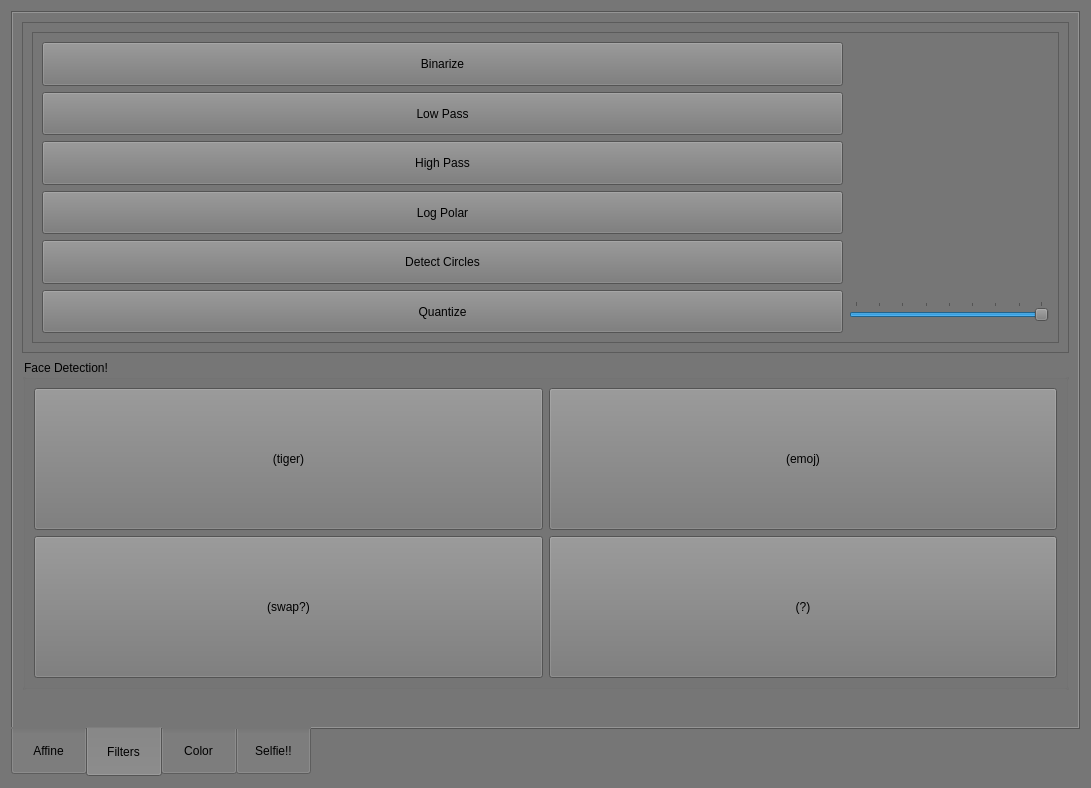
The window that App/ImageRIT/panel.ui (natedileas/ImageRIT) describes before a commit, drawn with Qt 5.
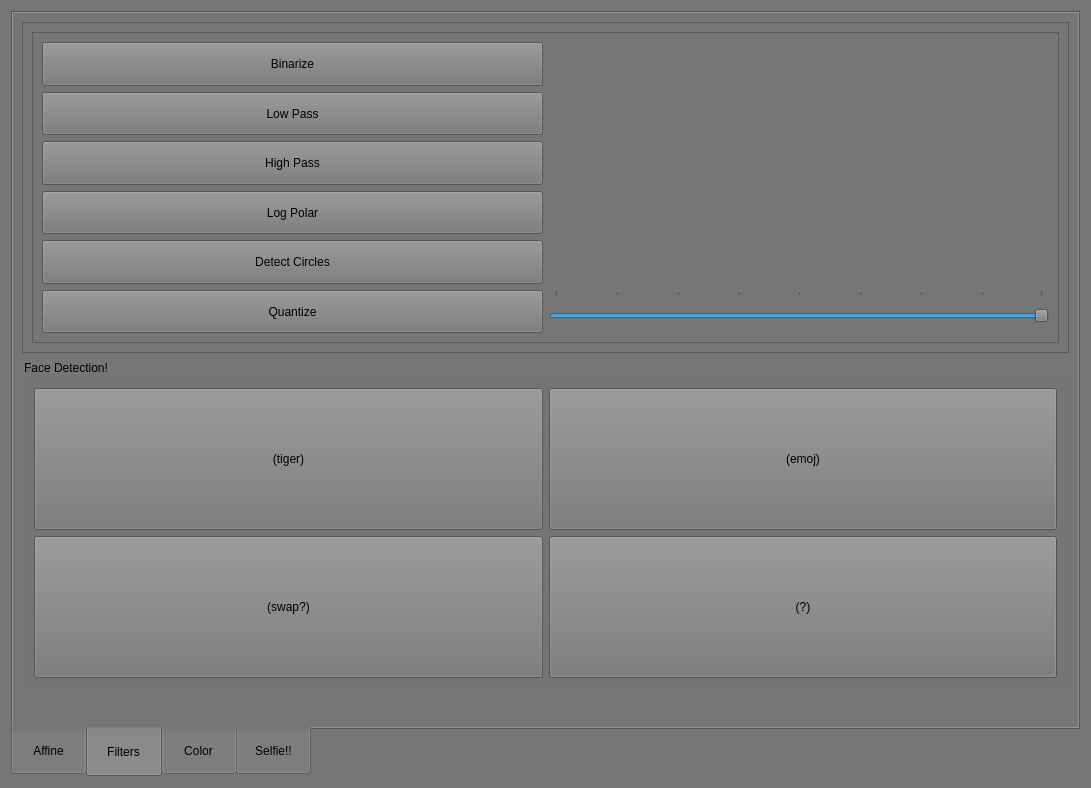
The same window after the commit. Icons and pictures are not drawn.

Diff of the .ui file:
```diff
--- a/App/ImageRIT/panel.ui
+++ b/App/ImageRIT/panel.ui
@@ -539,7 +539,7 @@
              <item row="5" column="1">
               <widget class="QSlider" name="quantize_s">
                <property name="sizePolicy">
-                <sizepolicy hsizetype="Minimum" vsizetype="Fixed">
+                <sizepolicy hsizetype="Expanding" vsizetype="Expanding">
                  <horstretch>0</horstretch>
                  <verstretch>0</verstretch>
                 </sizepolicy>
```
